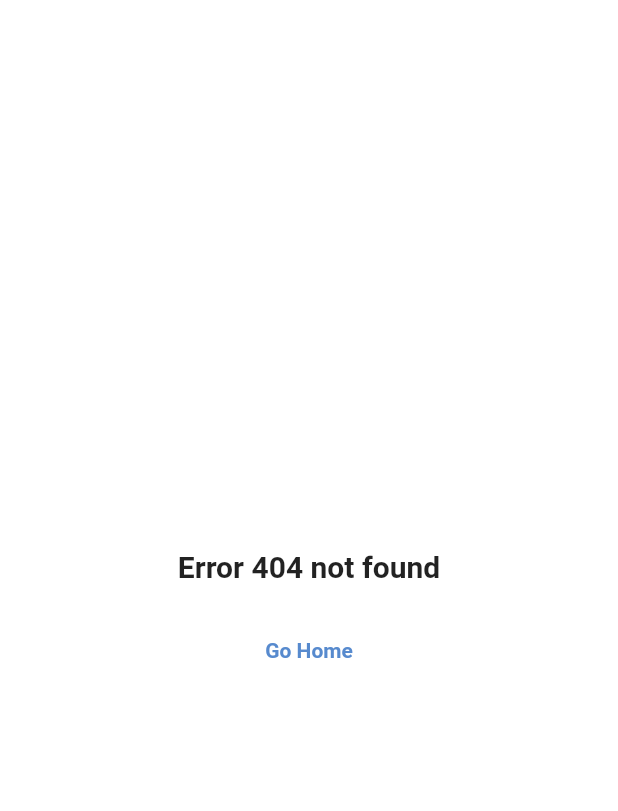
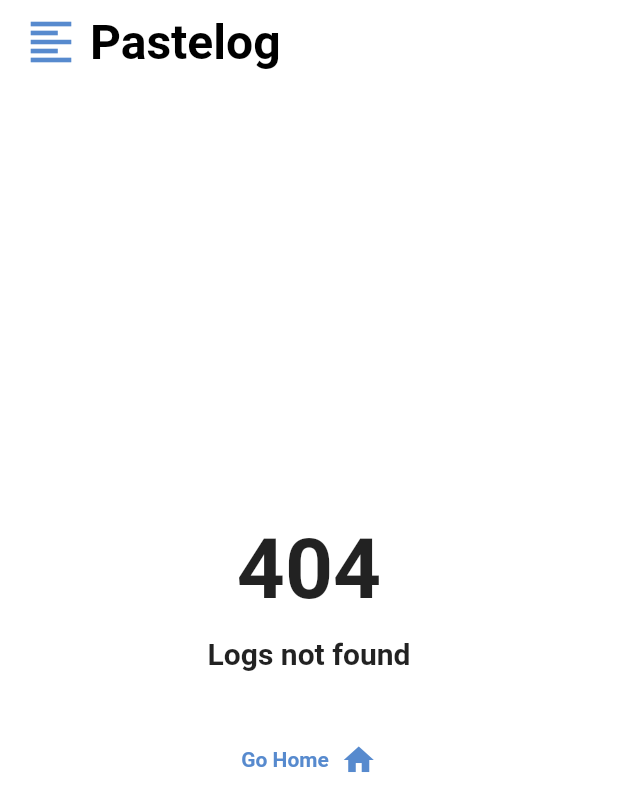
Before and after one commit to maheshj01/pastelog, a Flutter app: the ErrorPage screen opened directly, on a phone screen of 412 x 824 dp. Shown: the top 811 px of the screen. Run offline on Flutter 3.47's test engine with Material 2 defaults, Android fonts, the phone set to English and light mode, and no system bars; our stand-ins replace cloud_firestore, firebase_core, go_router, shared_preferences; missing offline and left inert: dart:html, dart:js; accounts and stored records are empty; generated files the repository leaves out were written again.

Commit message:
Update error page

```diff
--- a/lib/main.dart
+++ b/lib/main.dart
@@ -50,9 +50,7 @@ class App extends StatelessWidget {
 
   final _router = GoRouter(
     errorBuilder: (context, error) {
-      return ErrorPage(
-        errorMessage: 'Error: $error',
-      );
+      return const ErrorPage();
     },
     routes: [
       GoRoute(
--- a/lib/pages/error.dart
+++ b/lib/pages/error.dart
@@ -1,29 +1,56 @@
 import 'package:flutter/material.dart';
+import 'package:flutter_template/pages/home.dart';
 import 'package:flutter_template/themes/themes.dart';
 import 'package:go_router/go_router.dart';
 
 class ErrorPage extends StatelessWidget {
   final String errorMessage;
-  const ErrorPage({Key? key, this.errorMessage = "Error 404 not found"})
+  const ErrorPage({Key? key, this.errorMessage = "Logs not found"})
       : super(key: key);
 
   @override
   Widget build(BuildContext context) {
-    print('object');
     return Scaffold(
+      appBar: const TitleBar(
+        title: 'Pastelog',
+        hasAction: false,
+      ),
       body: Center(
         child: Column(
           mainAxisAlignment: MainAxisAlignment.center,
           children: [
             Text(
-              '$errorMessage',
+              '404',
+              textAlign: TextAlign.center,
+              style: AppTheme.textTheme.headline1,
+            ),
+            const SizedBox(
+              height: 12,
+            ),
+            Text(
+              errorMessage,
+              textAlign: TextAlign.center,
               style: AppTheme.textTheme.headline4,
             ),
             const SizedBox(
-              height: 20,
+              height: 32,
             ),
             TextButton(
-                child: const Text('Go Home'), onPressed: () => context.go('/')),
+                style: ButtonStyle(
+                  maximumSize: MaterialStateProperty.all(const Size(150, 54)),
+                  minimumSize: MaterialStateProperty.all(const Size(150, 54)),
+                ),
+                child: Row(
+                  mainAxisAlignment: MainAxisAlignment.center,
+                  children: const [
+                    Text('Go Home'),
+                    SizedBox(
+                      width: 8,
+                    ),
+                    Icon(Icons.home)
+                  ],
+                ),
+                onPressed: () => context.go('/')),
           ],
         ),
       ),
--- a/lib/pages/home.dart
+++ b/lib/pages/home.dart
@@ -1,3 +1,5 @@
+import 'dart:html';
+
 import 'package:flutter/material.dart';
 import 'package:flutter_template/constants/constants.dart';
 import 'package:flutter_template/main.dart';
@@ -162,8 +164,8 @@ class HomePageState extends State<HomePage> {
 
 class TitleBar extends StatefulWidget with PreferredSizeWidget {
   final String title;
-  final String? publishDate;
-  const TitleBar({Key? key, required this.title, this.publishDate})
+  final bool? hasAction;
+  const TitleBar({Key? key, required this.title, this.hasAction = true})
       : super(key: key);
 
   @override
@@ -181,7 +183,9 @@ class TitleBarState extends State<TitleBar> {
       backgroundColor: Theme.of(context).colorScheme.background,
       automaticallyImplyLeading: false,
       actions: [
-        IconButton(
+        !widget.hasAction!
+            ? const SizedBox.shrink()
+            : IconButton(
                 onPressed: () {
                   isDark
                       ? Settings.setTheme(ThemeMode.light)
--- a/lib/pages/log_detail.dart
+++ b/lib/pages/log_detail.dart
@@ -69,7 +69,7 @@ class _LogsPageState extends State<LogsPage> {
               builder:
                   (BuildContext context, AsyncSnapshot<LogModel?> snapshot) {
                 if (snapshot.hasError) {
-                  return ErrorPage(errorMessage: snapshot.error.toString());
+                  return const ErrorPage();
                 } else if (snapshot.data == null) {
                   return const LoadingWidget();
                 } else {
```
Also changed, not shown: 2 other files. Lines whose indentation alone changed are shown as unchanged.
